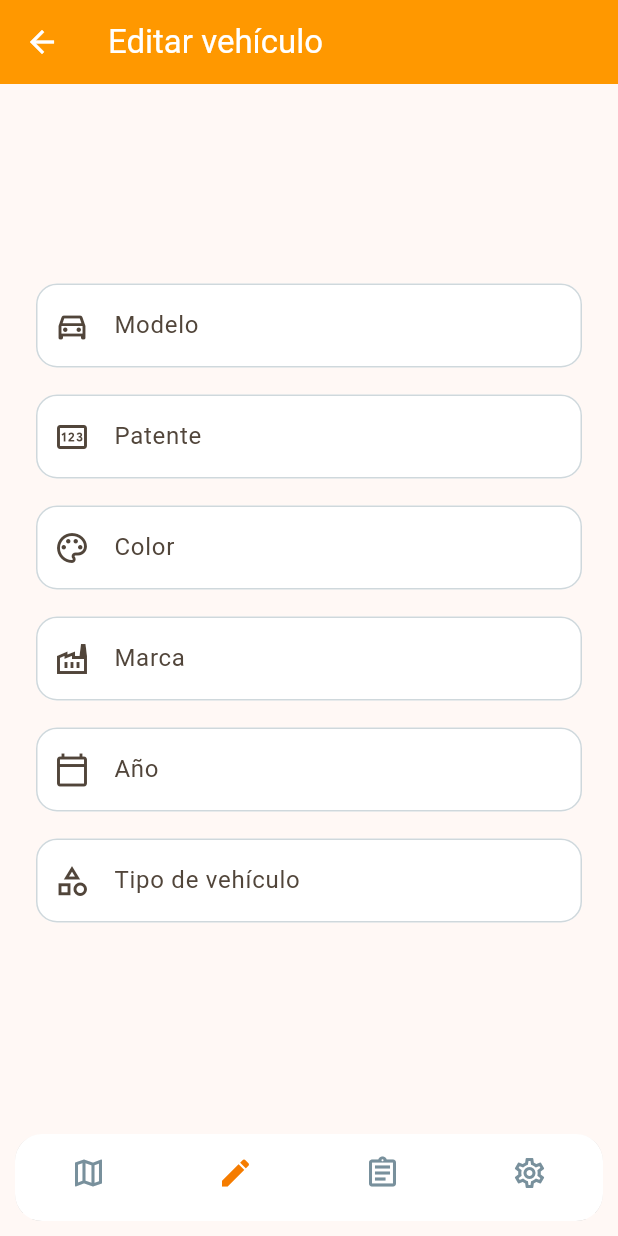
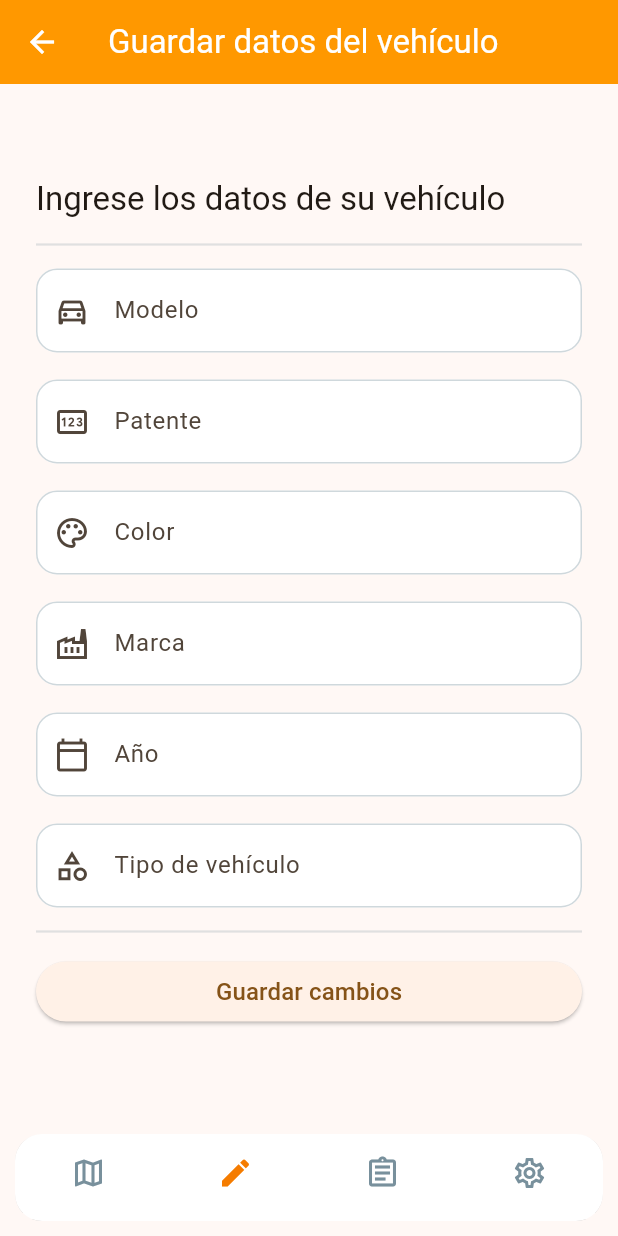
Before and after one commit to AlanG-z/SearchMyCar, a Flutter app: the EditarPage screen opened by its route, on a phone screen of 412 x 824 dp. Run offline on Flutter 3.47's test engine with Material 3 defaults, Android fonts, the phone set to English and light mode, and no system bars.

Commit message:
cambios en la pagina de edicion del veiculo

```diff
--- a/lib/src/pages/editar_page.dart
+++ b/lib/src/pages/editar_page.dart
@@ -3,6 +3,7 @@ import 'package:flutter/material.dart';
 
 class EditarPage extends StatelessWidget {
   const EditarPage({super.key});
+
 
   InputDecoration _campoDecoration({
     required IconData icon,
@@ -29,9 +30,16 @@ class EditarPage extends StatelessWidget {
 
   @override
   Widget build(BuildContext context) {
+      String _modelo ='';
+  String _patente ='';
+  String _color ='';
+  String _marca ='';
+
+  String _tipoVehiculo ='';
+
     return Scaffold(
       appBar: AppBar(
-        title: const Text('Editar vehículo'),
+        title: const Text('Guardar datos del vehículo'),
         backgroundColor: Colors.orange,
         foregroundColor: Colors.white,
       ),
@@ -45,6 +53,8 @@ class EditarPage extends StatelessWidget {
               child: Column(
                 crossAxisAlignment: CrossAxisAlignment.stretch,
                 children: [
+                  Text('Ingrese los datos de su vehículo', style: Theme.of(context).textTheme.titleLarge),
+                  Divider(height: 32, thickness: 1.5, color: Colors.grey.shade300),
                   TextFormField(
                     key: const Key('vehicle-model-field'),
                     textCapitalization: TextCapitalization.words,
@@ -54,6 +64,9 @@ class EditarPage extends StatelessWidget {
                       label: 'Modelo',
                       hint: 'Ej. Corolla',
                     ),
+                    onChanged: (value) {
+                      _modelo = value;
+                    },
                   ),
                   const SizedBox(height: 18),
                   TextFormField(
@@ -66,6 +79,9 @@ class EditarPage extends StatelessWidget {
                       label: 'Patente',
                       hint: 'Ej. ABC-123',
                     ),
+                    onChanged: (value) {
+                      _patente = value.toUpperCase(); // Convertir a mayúsculas
+                    },
                   ),
                   const SizedBox(height: 18),
                   TextFormField(
@@ -77,6 +93,9 @@ class EditarPage extends StatelessWidget {
                       label: 'Color',
                       hint: 'Ej. Blanco',
                     ),
+                    onChanged: (value) {
+                      _color = value;
+                    },
                   ),
                   const SizedBox(height: 18),
                   TextFormField(
@@ -88,6 +107,9 @@ class EditarPage extends StatelessWidget {
                       label: 'Marca',
                       hint: 'Ej. Toyota',
                     ),
+                    onChanged: (value) {
+                      _marca = value;
+                    },
                   ),
                   const SizedBox(height: 18),
                   TextFormField(
@@ -99,6 +121,7 @@ class EditarPage extends StatelessWidget {
                       label: 'Año',
                       hint: 'Ej. 2024',
                     ),
+
                   ),
                   const SizedBox(height: 18),
                   TextFormField(
@@ -110,7 +133,24 @@ class EditarPage extends StatelessWidget {
                       label: 'Tipo de vehículo',
                       hint: 'Ej. Sedán, SUV o camioneta',
                     ),
+                    onChanged: (value) {
+                      _tipoVehiculo = value;
+                    },
                   ),
+                  Divider(height: 32, thickness: 1.5, color: Colors.grey.shade300),
+                  ElevatedButton(onPressed: (){
+                    if(_modelo.isEmpty || _patente.isEmpty || _color.isEmpty || _marca.isEmpty || _tipoVehiculo.isEmpty) {
+                      ScaffoldMessenger.of(context).showSnackBar(
+                        const SnackBar(content: Text('Por favor, complete todos los campos.')),
+                      );
+                    } else {
+                      // Aquí puedes guardar los datos del vehículo
+                      ScaffoldMessenger.of(context).showSnackBar(
+                        const SnackBar(content: Text('Datos del vehículo guardados correctamente.')),
+                      );
+                    }
+                  },
+                  child: Text('Guardar cambios', style: TextStyle(fontSize: 16))),
                 ],
               ),
             ),
```
